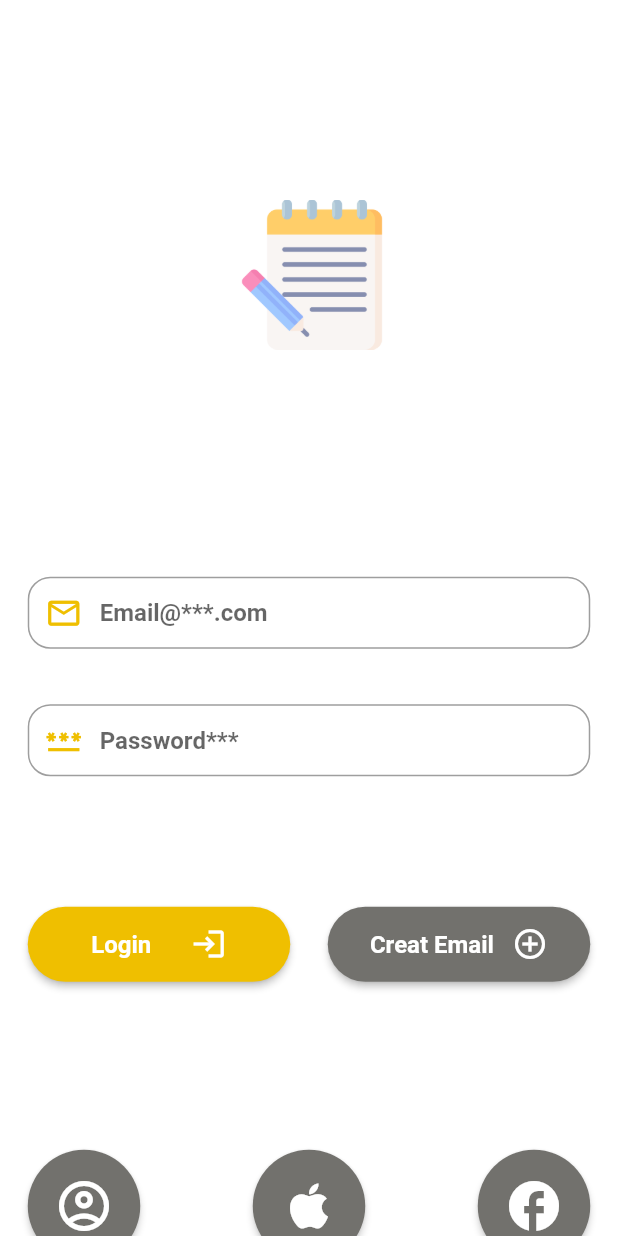
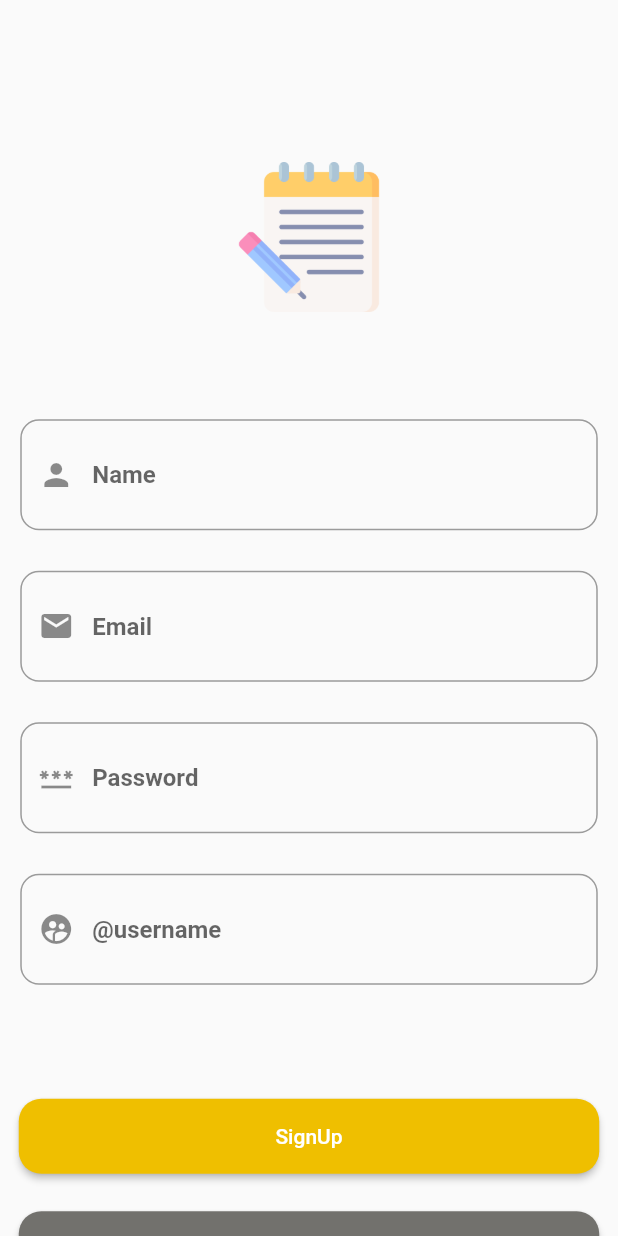
Before and after one commit to Mahmoud-3lsaramegy/firebase, a Flutter app: the screen it shows after launch, after a tap on "Creat Email", on a phone screen of 412 x 824 dp. Run offline on Flutter 3.47's test engine with Material 2 defaults, Android fonts, the phone set to English and light mode, and no system bars; our stand-ins replace firebase_auth, firebase_core; accounts and stored records are empty; network calls fail; Roboto replaces fonts that are missing (Cairo).

Commit message:
Auth_stable_varion

```diff
--- a/lib/auth/signin.dart
+++ b/lib/auth/signin.dart
@@ -1,11 +1,19 @@
+import 'package:firebace/firebace/email_auth/login.dart';
 import 'package:firebace/mymatirel/buttons.dart';
+import 'package:firebace/mymatirel/logo.dart';
+import 'package:firebace/mymatirel/textfiled.dart';
 import 'package:flutter/material.dart';
 
 class Sign extends StatelessWidget {
-  const Sign({super.key});
+  const Sign({
+    super.key,
+  });
 
   @override
   Widget build(BuildContext context) {
+    TextEditingController email = TextEditingController();
+    TextEditingController password = TextEditingController();
+
     return SizedBox(
       width: double.infinity,
       height: double.infinity,
@@ -17,109 +25,37 @@ class Sign extends StatelessWidget {
                 crossAxisAlignment: CrossAxisAlignment.center,
                 children: [
                   //logo
-                const SizedBox(
-                  width: double.infinity,
-                  height: 100,
-                ),
-                Container(
-                  alignment: Alignment.center,
-                  margin: const EdgeInsets.all(8.0),
-                  padding: const EdgeInsets.only(
-                      left: 20.0, top: 16.0, bottom: 16.0, right: 16.0),
-                  width: 150,
-                  height: 150,
-                  //decoration: BoxDecoration(//borderRadius: BorderRadius.circular(75),//color: Color.fromARGB(255, 236, 233, 233)),
-                  child: Image.asset(
-                    "images/logo0.png",
-                    fit: BoxFit.contain,
-                    width: 100,
-                    height: 100,
-                    alignment: Alignment.center,
-                  ),
-                ),
-                const SizedBox(
-                  width: double.infinity,
-                  height: 100,
-                ),
+                  Logo(100, 100, 100, 120),
 /*
 * input filed
 * users value
  */
-
 //Email input
+                  Column(
+                    mainAxisAlignment: MainAxisAlignment.spaceEvenly,
+                    crossAxisAlignment: CrossAxisAlignment.stretch,
+                    children: [
                       Container(
                           margin: const EdgeInsets.all(18.5),
-                  child: TextFormField(
-                      maxLines: 1,
-                      //cursorHeight: 100,
-                      decoration: InputDecoration(
-                          focusColor: Color(0xffEFBF00),
-                          contentPadding: const EdgeInsets.all(8.0),
-                          prefixIcon: const Icon(
-                            Icons.email_outlined,
-                            color: Color(0xffEFBF00),
-                            size: 25,
-                          ),
-                          hintText: "Email@***.com",
-                          hintStyle: const TextStyle(
-                            fontSize: 16,
-                            fontWeight: FontWeight.bold,
-                            fontFamily: 'Cairo',
-                          ),
-                          border: OutlineInputBorder(
-                            borderRadius: BorderRadius.circular(15),
-                            borderSide: const BorderSide(
-                              color: Color(0xff707070),
-                              width: 3,
-                            ),
-                          ),
-                          focusedBorder: OutlineInputBorder(
-                            borderRadius: BorderRadius.circular(15),
-                            borderSide: const BorderSide(
-                              color: Color(0xffEFBF00),
-                              width: 3,
-                            ),
-                          ))),
-                ),
-
+                          child: Input(
+                            false,
+                            " ",
+                            hint: "Email",
+                            controller: email,
+                            prefix: const Icon(Icons.email),
+                          )),
 // password
-
 //password input
                       Container(
                           margin: const EdgeInsets.all(18.5),
-                  child: TextFormField(
-                      maxLines: 1,
-                      //cursorHeight: 100,
-                      obscureText: true,
-                      obscuringCharacter: "*",
-                      decoration: InputDecoration(
-                          focusColor: Color(0xffEFBF00),
-                          contentPadding: const EdgeInsets.all(8.0),
-                          prefixIcon: const Icon(
-                            Icons.password_outlined,
-                            color: Color(0xffEFBF00),
-                            size: 25,
-                          ),
-                          hintText: "Password***",
-                          hintStyle: const TextStyle(
-                            fontSize: 16,
-                            fontWeight: FontWeight.bold,
-                            fontFamily: 'Cairo',
-                          ),
-                          border: OutlineInputBorder(
-                            borderRadius: BorderRadius.circular(15),
-                            borderSide: const BorderSide(
-                              color: Color(0xff707070),
-                              width: 3,
-                            ),
-                          ),
-                          focusedBorder: OutlineInputBorder(
-                            borderRadius: BorderRadius.circular(15),
-                            borderSide: const BorderSide(
-                              color: Color(0xffEFBF00),
-                              width: 3,
-                            ),
-                          ))),
+                          child: Input(
+                            false,
+                            " ",
+                            hint: "Passw*rd",
+                            controller: password,
+                            prefix: const Icon(Icons.password),
+                          )),
+                    ],
                   ),
 
                   ///Buttons To auth function
@@ -128,7 +64,7 @@ class Sign extends StatelessWidget {
                     children: [
                       const SizedBox(
                         width: double.infinity,
-                      height: 50,
+                        height: 25,
                       ),
                       Container(
                         margin: const EdgeInsets.all(18.5),
@@ -154,9 +90,12 @@ class Sign extends StatelessWidget {
                                     ),
                                     Icon(Icons.login_outlined)
                                   ],
-                              ),
-                              () {},
-                              25),
+                                ), () {
+                              Login_email(
+                                emailAddressL: email.text,
+                                passwordL: password.text,
+                              ).auth_opation(context);
+                            }, 25),
                             Buttonsaramegy_text(
                                 const Color(0xff72716D),
                                 175,
@@ -175,16 +114,28 @@ class Sign extends StatelessWidget {
                                     ),
                                     Icon(Icons.add_circle_outline)
                                   ],
-                              ),
-                              () {},
-                              25),
+                                ), () {
+                              Navigator.of(context)
+                                  .pushReplacementNamed("signup");
+                            }, 25),
                           ],
                         ),
                       ),
+                      Container(
+                          width: double.infinity,
+                          alignment: Alignment.centerRight,
+                          margin: const EdgeInsets.symmetric(
+                              horizontal: 18.5, vertical: 5.5),
+                          child: const InkWell(
+                            child: Text("forget password ?",
+                                style: TextStyle(
+                                  color: Color(0xffEFBF00),
+                                )),
+                          )),
                       /////social auth button
                       const SizedBox(
                         width: double.infinity,
-                      height: 75,
+                        height: 25,
                       ),
                       Container(
                         margin: const EdgeInsets.all(18.5),
@@ -195,10 +146,10 @@ class Sign extends StatelessWidget {
                                   const Color(0xff72716D),
                                   75,
                                   75,
-                                const Icon(Icons.account_circle_outlined,
-                                    size: 40, color: Colors.white),
-                                () {},
-                                50),
+                                  ImageIcon(AssetImage("images/google.png")),
+                                () {
+                                Navigator.pushNamed(context, "Gellrey");
+                              }, 50),
                               Buttonsaramegy_text(
                                   const Color(0xff72716D),
                                   75,
@@ -222,23 +173,8 @@ class Sign extends StatelessWidget {
                       )
                     ],
                   ),
-
-                /* Container(
-                  margin: const EdgeInsets.all(25.0),
-                  child: const Center(
-                    child: Text(
-                      "Socail Auth",
-                      style: TextStyle(
-                        fontSize: 25,
-                        fontWeight: FontWeight.normal,
-                        fontFamily: 'Cairo',
-                      ),
-                    ),
-                  ),
-                ),*/
                 ]),
-        ),
-      ),
+          )),
     );
   }
 }
--- a/lib/auth/signup.dart
+++ b/lib/auth/signup.dart
@@ -0,0 +1,101 @@
+import 'package:firebace/firebace/email_auth/sign_up.dart';
+import 'package:firebace/mymatirel/buttons.dart';
+import 'package:firebace/mymatirel/logo.dart';
+import 'package:firebace/mymatirel/textfiled.dart';
+import 'package:flutter/material.dart';
+
+class createmail extends StatelessWidget {
+  const createmail({super.key});
+
+  @override
+  Widget build(BuildContext context) {
+    TextEditingController name = TextEditingController();
+    TextEditingController upEmail = TextEditingController();
+    TextEditingController upPassword = TextEditingController();
+    TextEditingController username = TextEditingController();
+    return SizedBox(
+      height: double.infinity,
+      width: double.infinity,
+      child: Scaffold(
+        body: SingleChildScrollView(
+          child: Column(
+            mainAxisAlignment: MainAxisAlignment.spaceEvenly,
+            crossAxisAlignment: CrossAxisAlignment.center,
+            children: [
+              ///logo
+              Logo(100, 50, 100, 100),
+              // text filed area signup page
+              /// textfild #1
+              Container(
+                  margin: const EdgeInsets.all(13.5),
+                  child: Input(
+                    false,
+                    " ",
+                    hint: "Name",
+                    controller: name,
+                    prefix: const Icon(Icons.person),
+                  )),
+
+              /// textfild #2
+              Container(
+                  margin: const EdgeInsets.all(13.5),
+                  child: Input(
+                    false,
+                    " ",
+                    hint: "Email",
+                    controller: upEmail,
+                    prefix: const Icon(Icons.email),
+                  )),
+
+              /// textfild #3
+
+              Container(
+                  margin: const EdgeInsets.all(13.5),
+                  child: Input(
+                    true,
+                    "*",
+                    hint: "Password",
+                    controller: upPassword,
+                    prefix: const Icon(Icons.password),
+                  )),
+
+              Container(
+                  margin: const EdgeInsets.all(13.5),
+                  child: Input(
+                    false,
+                    " ",
+                    hint: "@username",
+                    controller: username,
+                    prefix: const Icon(Icons.supervised_user_circle),
+                  )),
+
+              //button filed signup page
+              const SizedBox(
+                height: 50,
+                width: double.infinity,
+              ),
+              Container(
+                width: double.infinity,
+                margin: const EdgeInsets.all(12.5),
+                child: Buttonsaramegy_text(
+                    const Color(0xffEFBF00), 0.0, 50, const Text("SignUp"), () {
+                  Createmail(
+                          emailAddress: upEmail.text, password: upPassword.text)
+                      .email_auth(context);
+                }, 15),
+              ),
+              Container(
+                width: double.infinity,
+                margin: const EdgeInsets.all(12.5),
+                child: Buttonsaramegy_text(const Color(0xff72716D), 0.0, 50,
+                    const Text("I have an account"), () {
+                  Navigator.of(context).pushReplacementNamed("signin");
+                }, 15),
+              ),
+            ],
+          ),
+        ),
+      ),
+    );
+  }
+}
--- /dev/null
+++ b/lib/firebace/email_auth/user_chack.dart
@@ -0,0 +1 @@
+import 'package:firebase_auth/firebase_auth.dart';
--- a/lib/main.dart
+++ b/lib/main.dart
@@ -1,26 +1,67 @@
+// ignore_for_file: prefer_typing_uninitialized_variables, prefer_const_constructors
+
 import 'package:firebace/auth/signin.dart';
+import 'package:firebace/auth/signup.dart';
+import 'package:firebace/nota_Pages/Notaa.dart';
+import 'package:firebace/nota_Pages/notegellrey.dart';
+import 'package:firebase_auth/firebase_auth.dart';
+import 'package:firebase_core/firebase_core.dart';
 import 'package:flutter/material.dart';
 
-void main() {
+void main() async {
+  //firebace initalize
+  WidgetsFlutterBinding.ensureInitialized();
+  await Firebase.initializeApp();
+
+  ///// lunch point app
   runApp(const MyApp());
 }
-
+bool ustate = false;
 class MyApp extends StatefulWidget {
   const MyApp({super.key});
 
   @override
   State<MyApp> createState() => _MyAppState();
 }
-
+@override
 class _MyAppState extends State<MyApp> {
   @override
+  void initState() {
+    super.initState();
+    FirebaseAuth.instance.authStateChanges().listen((User? user) {
+      if (user == null) {
+        print('User is currently signed out!');
+        ustate = false;
+      } else {
+        print('User is signed in!');
+        ustate = true;
+      }
+    });
+  }
+
   Widget build(BuildContext context) {
     return MaterialApp(
+      routes: {
+        "signin": (context) => const Sign(),
+        "signup": (context) => const createmail(),
+        "Create_note": (context) => const note(),
+        "Gellrey": (context) => const Gellrey(),
+      },
       debugShowCheckedModeBanner: false,
-      home: const Sign(),
+      home: LayoutBuilder(
+        builder: (context, constraints) {
+          if (ustate == false) {
+            return Sign();
+          } else {
+            return Gellrey();
+          }
+        },
+      ),
       theme: ThemeData(
         fontFamily: "Cairo",
       ),
     );
   }
 }
+
+// ignore: non_constant_identifier_names
--- /dev/null
+++ b/lib/mymatirel/appbar.dart
@@ -0,0 +1 @@
+import 'package:flutter/material.dart';
--- a/lib/mymatirel/buttons.dart
+++ b/lib/mymatirel/buttons.dart
@@ -5,9 +5,9 @@ class Buttonsaramegy_text extends StatelessWidget {
   double width, height, round;
   Widget titel;
 
-  var Button;
+  var Button = () {};
   Buttonsaramegy_text(this.color_button, this.width, this.height, this.titel,
-      this.Button(), this.round,
+      this.Button, this.round,
       {super.key});
   @override
   Widget build(BuildContext context) {
@@ -16,6 +16,7 @@ class Buttonsaramegy_text extends StatelessWidget {
         Button();
       },
       style: ButtonStyle(
+        //overlayColor: MaterialStateProperty.all(const Color(0xff72716D)),
         shape: MaterialStateProperty.all<RoundedRectangleBorder>(
             RoundedRectangleBorder(
           borderRadius: BorderRadius.circular(round),
--- /dev/null
+++ b/lib/mymatirel/logo.dart
@@ -0,0 +1,34 @@
+import 'package:flutter/material.dart';
+
+class Logo extends StatelessWidget {
+  Logo(this.topspace, this.bottomspace, this.sizew, this.sizeh, {super.key});
+  double topspace, bottomspace, sizew, sizeh;
+
+  @override
+  Widget build(BuildContext context) {
+    return Column(
+      children: [
+        //logo
+        SizedBox(
+          width: double.infinity,
+          height: topspace,
+        ),
+        Container(
+          alignment: Alignment.center,
+          margin: const EdgeInsets.all(8.0),
+          child: Image.asset(
+            "images/logo0.png",
+            fit: BoxFit.contain,
+            width: sizew,
+            height: sizeh,
+            alignment: Alignment.center,
+          ),
+        ),
+        SizedBox(
+          width: double.infinity,
+          height: bottomspace,
+        ),
+      ],
+    );
+  }
+}
--- a/lib/mymatirel/textfiled.dart
+++ b/lib/mymatirel/textfiled.dart
@@ -1,22 +1,29 @@
+// ignore_for_file: must_be_immutable
+
 import 'package:flutter/material.dart';
 
-class input extends StatelessWidget {
-  input(this.hint, this.prefix, this.scure, this.charscure, {super.key});
+class Input extends StatelessWidget {
+  Input(this.scure, this.charscure,
+      {super.key,
+      required this.controller,
+      required this.hint,
+      required this.prefix});
   bool scure = false;
   String charscure = "*";
-  String hint;
-  Icon prefix;
-
+  final String hint;
+  final Icon prefix;
+  final TextEditingController controller;
   @override
   Widget build(BuildContext context) {
     return TextFormField(
-        maxLines: 1,
+        //maxLines: 1,
+        controller: controller,
         //cursorHeight: 100,
         obscureText: scure,
         obscuringCharacter: charscure,
         decoration: InputDecoration(
-            focusColor: Color(0xffEFBF00),
-            contentPadding: const EdgeInsets.all(8.0),
+            //focusColor: const Color(0xffEFBF00),
+            contentPadding: const EdgeInsets.all(27.5),
             prefixIcon: prefix,
             hintText: hint,
             hintStyle: const TextStyle(
@@ -25,17 +32,17 @@ class input extends StatelessWidget {
               fontFamily: 'Cairo',
             ),
             border: OutlineInputBorder(
-              borderRadius: BorderRadius.circular(15),
+              borderRadius: BorderRadius.circular(12.5),
               borderSide: const BorderSide(
                 color: Color(0xff707070),
-                width: 3,
+                width: 1,
               ),
             ),
             focusedBorder: OutlineInputBorder(
-              borderRadius: BorderRadius.circular(15),
+              borderRadius: BorderRadius.circular(12.5),
               borderSide: const BorderSide(
-                color: Color(0xffEFBF00),
-                width: 3,
+                color: Color(0xff707070),
+                width: 1,
               ),
             )));
   }
```
Also changed, not shown: lib/firebace/email_auth/login.dart (added, +39 -0 lines), lib/firebace/email_auth/sign_up.dart (added, +41 -0 lines), lib/mymatirel/textfiled_note bage.dart (added, +38 -0 lines), lib/nota_Pages/Notaa.dart (added, +66 -0 lines), lib/nota_Pages/notegellrey.dart (added, +76 -0 lines), 2 other files. Lines whose indentation alone changed are shown as unchanged.
